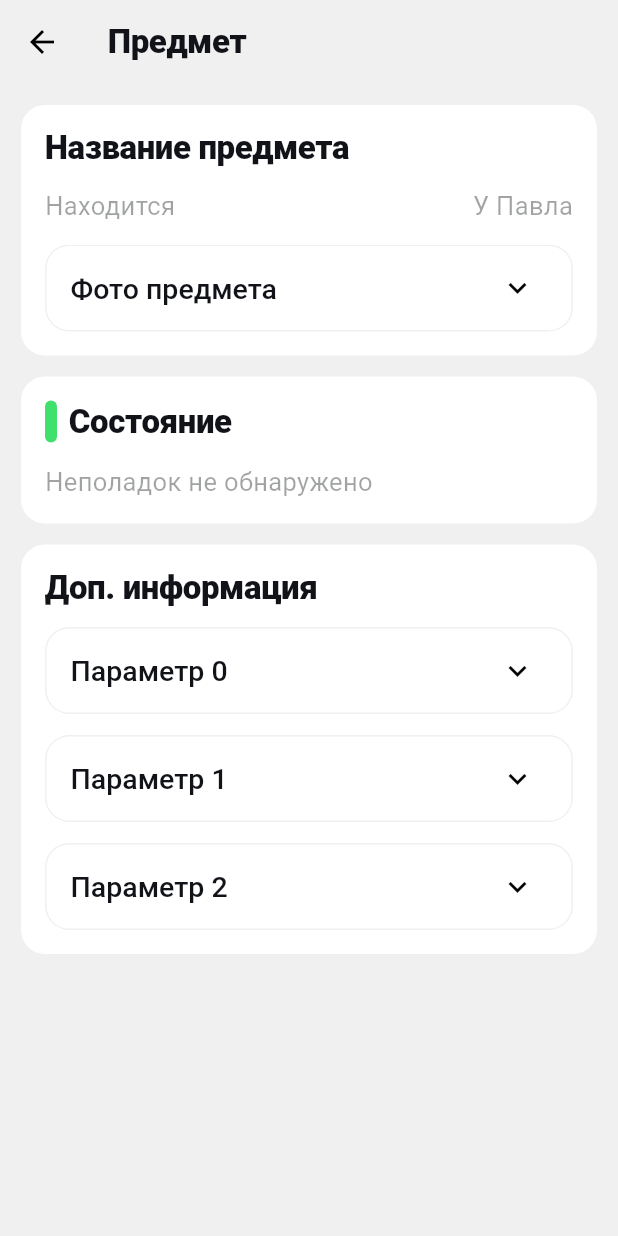
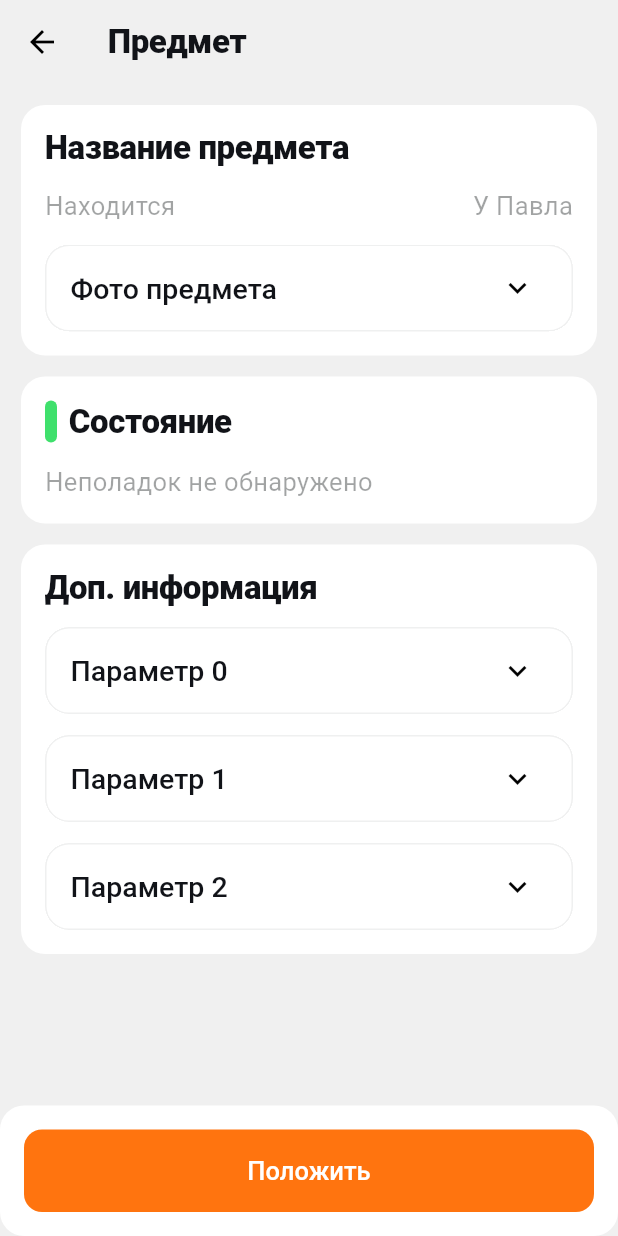
Before and after one commit to Kirrilll/stocktacking, a Flutter app: the StuffDetailPage screen opened directly with empty values, on a phone screen of 412 x 824 dp. Run offline on Flutter 3.47's test engine with Material 3 defaults, Android fonts, the phone set to English and light mode, and no system bars; our stand-ins replace dio, flutter_riverpod, fpdart, freezed_annotation, go_router, riverpod_annotation; missing offline and left inert: qr_code_scanner; generated files the repository leaves out were written again.

Commit message:
add action button to stuff detail page

```diff
--- a/lib/core/theming/light_theme.dart
+++ b/lib/core/theming/light_theme.dart
@@ -15,6 +15,6 @@ final lightTheme = ThemeData.light(useMaterial3: true).copyWith(
   scaffoldBackgroundColor: _lightColorScheme.background,
   expansionTileTheme: _lightExpansionTileTheme,
   inputDecorationTheme: _inputDecorationTheme,
-  progressIndicatorTheme: _progressIndicatorThemeData
+  progressIndicatorTheme: _progressIndicatorThemeData,
   // bottomNavigationBarTheme: _bottomNavigationBarTheme
 );
--- a/lib/features/stuff/presentation/pages/stuff_detail_page.dart
+++ b/lib/features/stuff/presentation/pages/stuff_detail_page.dart
@@ -14,6 +14,19 @@ class StuffDetailPage extends StatelessWidget {
   Widget build(BuildContext context) {
     return Scaffold(
       appBar: buildAppBar(context: context, title: 'Предмет'),
+      bottomNavigationBar:
+        Panel(
+          child: Row(
+            children:[
+              Expanded(
+                child: ElevatedButton(
+                  child: const Text('Положить'),
+                  onPressed: () {}
+                ),
+              )
+            ],
+                ),
+        ),
       body: SingleChildScrollView(
         child: Padding(
           padding: const EdgeInsets.all(14),
```
